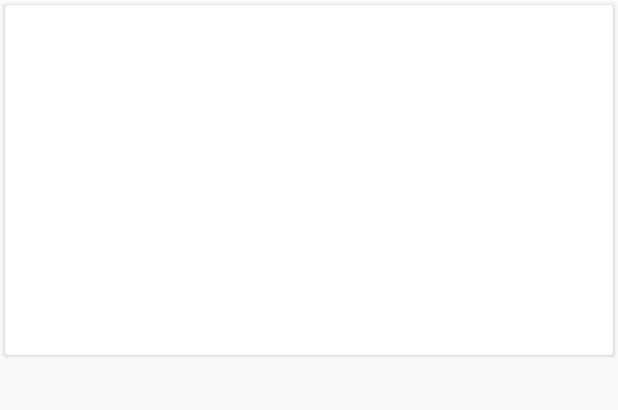
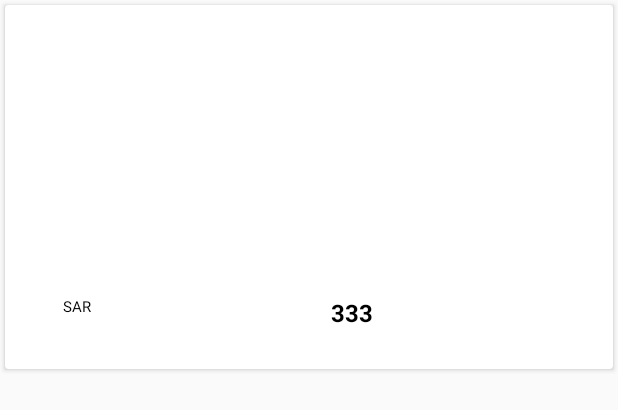
Before and after one commit to GOPINATHSWAMINATHAN/ShoeApp, an Android app: the layout store_home.xml on its own in the app's theme, with its tools: preview values and no code run, on a phone screen of 412 x 824 dp. Shown: the top 410 px of the screen. Run offline under Robolectric (Android 15) with nearby library versions, the phone set to English and light mode, and no system bars.

Commit message:
Another Commit

```diff
--- a/app/src/main/java/myshoes/com/myshoes/activities/ProductDetails.java
+++ b/app/src/main/java/myshoes/com/myshoes/activities/ProductDetails.java
@@ -17,7 +17,7 @@ import myshoes.com.myshoes.animations.BottomNavigationBehavior;
  */
 
 public class ProductDetails extends AppCompatActivity {
-    String imageUrl;
+    String imageUrl, imageURL2;
     ImageView productImage;
     BottomNavigationView navigation;
 
@@ -33,6 +33,7 @@ public class ProductDetails extends AppCompatActivity {
         layoutParams.setBehavior(new BottomNavigationBehavior());
         Bundle extras = getIntent().getExtras();
         imageUrl = extras.getString("imageurl");
+        imageURL2 = extras.getString("imageurl2");
         productImage = findViewById(R.id.product_images);
 
         Glide.with(getApplicationContext())
--- a/app/src/main/java/myshoes/com/myshoes/model/HomeData.java
+++ b/app/src/main/java/myshoes/com/myshoes/model/HomeData.java
@@ -9,7 +9,6 @@ import java.util.ArrayList;
 public class HomeData {
 
     /*
-
     color:"White"
 description:"long lasting best shoes"
 discountPrice:296
@@ -23,8 +22,6 @@ occasion:"Casual"
 prodName:"Oricum Boxer-303 Sneakers"
 rating : 4
 sizeAvailable:"5,6,7,8"
-
-
      */
 
     private String color;
--- a/app/src/main/res/layout/store_home.xml
+++ b/app/src/main/res/layout/store_home.xml
@@ -1,7 +1,6 @@
 <LinearLayout xmlns:android="http://schemas.android.com/apk/res/android"
-    xmlns:card_view="http://schemas.android.com/apk/res-auto"
+    android:id="@+id/myLinearLayout"
     android:layout_width="match_parent"
-    android:id="@+id/myLinearLayout"
 
     android:layout_height="wrap_content">
 
@@ -16,8 +15,8 @@
         android:foreground="?attr/selectableItemBackground">
 
         <RelativeLayout
+            android:id="@+id/myRelative"
             android:layout_width="match_parent"
-            android:id="@+id/myRelative"
             android:layout_height="match_parent">
 
             <ImageView
@@ -38,31 +37,51 @@
                 android:paddingRight="3dp"
                 android:paddingTop="3dp"
                 android:textColor="#000000"
-                android:textStyle="bold|italic"
-                android:textSize="16dp" />
+                android:textSize="16dp"
+                android:textStyle="bold|italic" />
+
             <TextView
                 android:id="@+id/discount"
-                android:layout_width="match_parent"
+                android:layout_width="wrap_content"
                 android:layout_height="wrap_content"
                 android:layout_below="@id/title"
                 android:lines="2"
                 android:paddingLeft="25dp"
                 android:paddingRight="3dp"
                 android:textColor="#f50b0b"
-                android:textStyle="bold"
-                android:textSize="15dp" />
+                android:textSize="19dp"
+                android:textStyle="bold" />
+
+            <TextView
+                android:id="@+id/currency_type"
+                android:layout_width="wrap_content"
+                android:layout_height="wrap_content"
+                android:layout_below="@+id/title"
+                android:layout_marginLeft="10dp"
+                android:layout_toRightOf="@+id/discount"
+                android:text="SAR"
+                android:textColor="#000000"
+                android:textSize="10dp" />
 
             <TextView
                 android:id="@+id/price"
                 android:layout_width="match_parent"
                 android:layout_height="wrap_content"
-                android:layout_below="@id/title"
-                android:layout_marginRight="10dp"
-                android:gravity="right"
+                android:layout_below="@+id/title"
+                android:layout_toRightOf="@+id/currency_type"
+                android:gravity="center"
                 android:paddingBottom="3dp"
+                android:text="333"
                 android:textColor="#000000"
-                android:textStyle="bold"
-                android:textSize="16dp" />
+                android:textSize="16dp"
+                android:textStyle="bold" />
+
+            <TextView
+                android:layout_width="match_parent"
+                android:layout_height="wrap_content"
+                android:layout_toRightOf="@+id/price"
+                android:text="SAR" />
+
 
         </RelativeLayout>
 
```
Also changed, not shown: app/src/main/java/myshoes/com/myshoes/adapters/StoreAdapter.java (+34 -26 lines), app/src/main/java/myshoes/com/myshoes/fragments/Home.java (+52 -53 lines).
